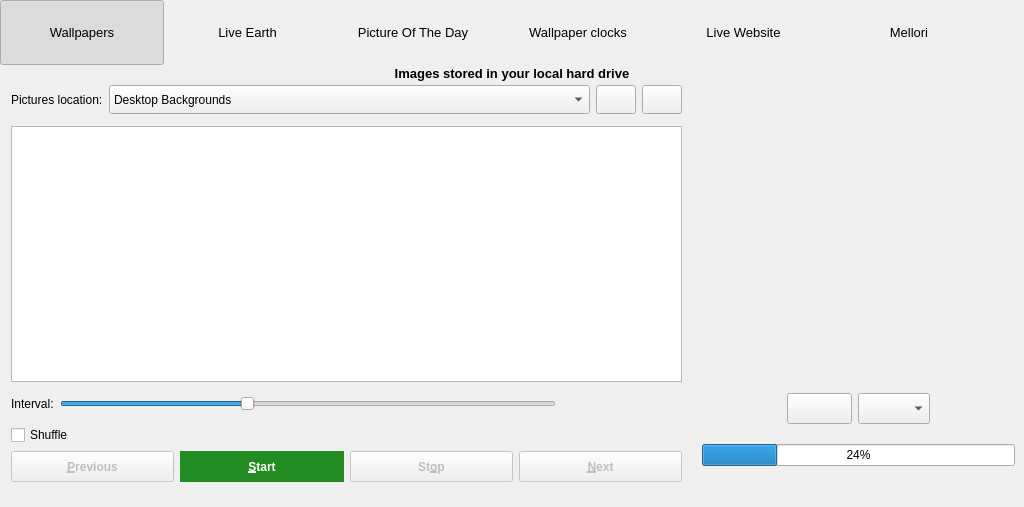
Above: src/gui/mainwindow.ui from LeonVitanos/Wallch before the change. Below: the same form after it.
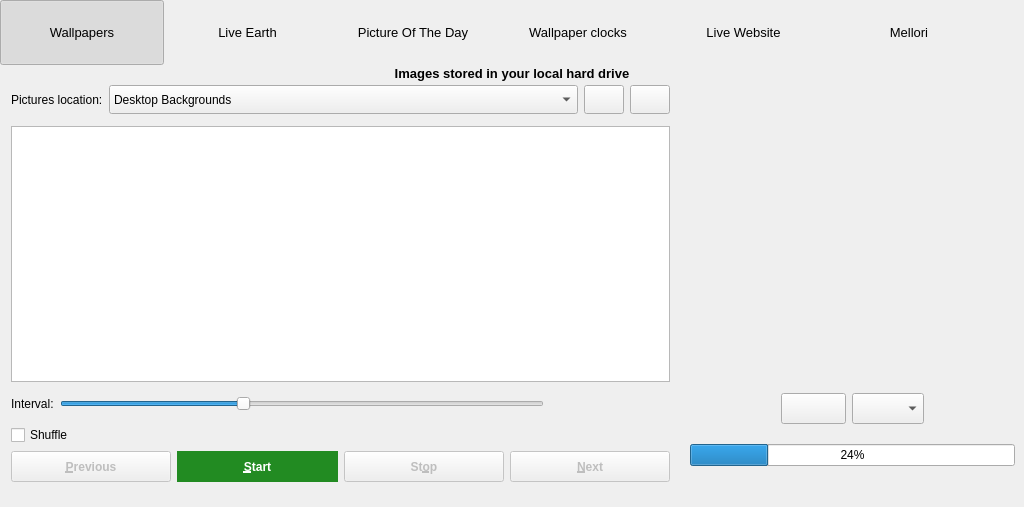
That is the form after the change. Icons and pictures are not drawn.

The edit to the form file:
```diff
--- a/src/gui/mainwindow.ui
+++ b/src/gui/mainwindow.ui
@@ -2522,7 +2522,7 @@
                 <enum>Qt::Horizontal</enum>
                </property>
                <property name="sizeType">
-                <enum>QSizePolicy::Ignored</enum>
+                <enum>QSizePolicy::Expanding</enum>
                </property>
                <property name="sizeHint" stdset="0">
                 <size>
@@ -2534,6 +2534,9 @@
              </item>
              <item>
               <layout class="QHBoxLayout" name="horizontalLayout_preview_on">
+               <property name="sizeConstraint">
+                <enum>QLayout::SetMinimumSize</enum>
+               </property>
                <item>
                 <widget class="QPushButton" name="set_desktop_color">
                  <property name="minimumSize">
@@ -2570,11 +2573,17 @@
                <item>
                 <widget class="QComboBox" name="image_style_combo">
                  <property name="sizePolicy">
-                  <sizepolicy hsizetype="Fixed" vsizetype="MinimumExpanding">
+                  <sizepolicy hsizetype="Expanding" vsizetype="Fixed">
                    <horstretch>0</horstretch>
                    <verstretch>0</verstretch>
                   </sizepolicy>
                  </property>
+                 <property name="minimumSize">
+                  <size>
+                   <width>0</width>
+                   <height>31</height>
+                  </size>
+                 </property>
                  <property name="focusPolicy">
                   <enum>Qt::ClickFocus</enum>
                  </property>
@@ -2588,7 +2597,7 @@
                 <enum>Qt::Horizontal</enum>
                </property>
                <property name="sizeType">
-                <enum>QSizePolicy::Ignored</enum>
+                <enum>QSizePolicy::Expanding</enum>
                </property>
                <property name="sizeHint" stdset="0">
                 <size>
```
